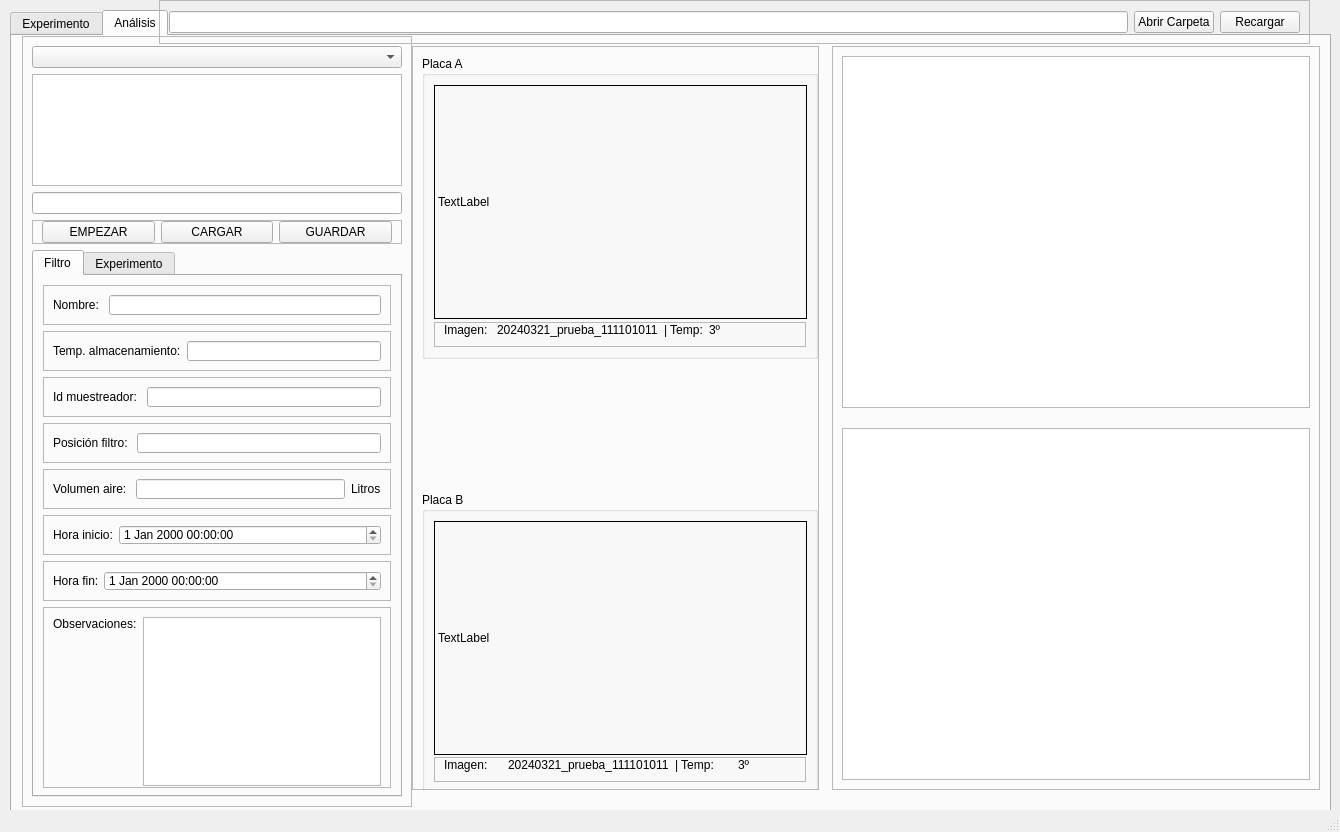
This is interfaz/GUI-UI/v1-interfaz.ui in tigre437/interfaz-V0.1 as Qt 5 draws it before an edit. The edited form follows.
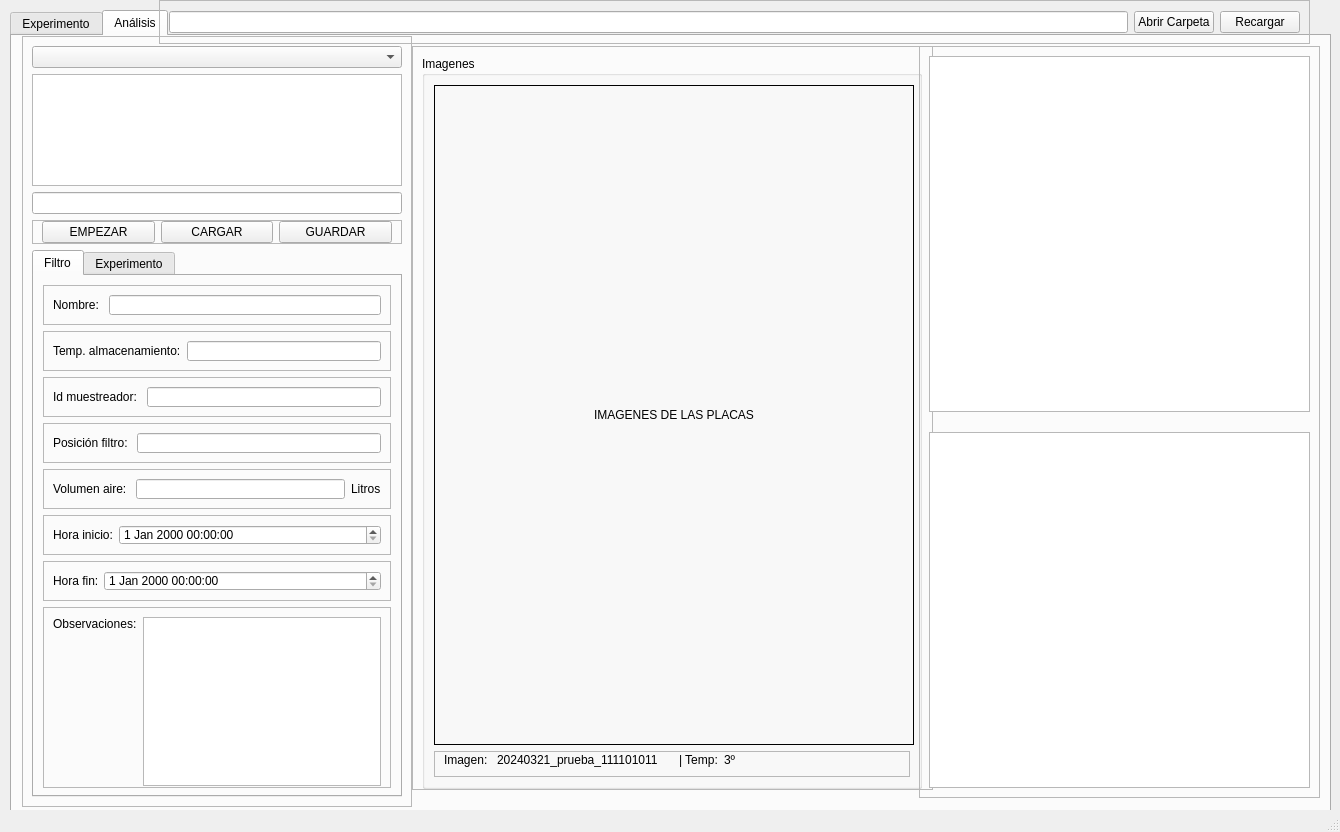
This is the edited form. The open tabs and pages were chosen to show the change. Icons and pictures are not drawn.

Commit message: solo un hueco para imagenes y ya esta centrada, me queda probar como hacer el slider

```diff
--- a/interfaz/GUI-UI/v1-interfaz.ui
+++ b/interfaz/GUI-UI/v1-interfaz.ui
@@ -2921,7 +2921,7 @@
        <rect>
         <x>400</x>
         <y>10</y>
-        <width>407</width>
+        <width>521</width>
         <height>744</height>
        </rect>
       </property>
@@ -2933,7 +2933,7 @@
       </property>
       <property name="maximumSize">
        <size>
-        <width>366</width>
+        <width>550</width>
         <height>745</height>
        </size>
       </property>
@@ -2944,30 +2944,30 @@
        <enum>QFrame::Raised</enum>
       </property>
       <layout class="QVBoxLayout" name="verticalLayout_15">
-       <item alignment="Qt::AlignTop">
+       <item alignment="Qt::AlignHCenter|Qt::AlignVCenter">
         <widget class="QGroupBox" name="groupBox_3">
          <property name="minimumSize">
           <size>
            <width>396</width>
-           <height>303</height>
+           <height>733</height>
           </size>
          </property>
          <property name="maximumSize">
           <size>
-           <width>312</width>
-           <height>274</height>
+           <width>500</width>
+           <height>800</height>
           </size>
          </property>
          <property name="title">
-          <string>Placa A</string>
+          <string>Imagenes</string>
          </property>
          <layout class="QVBoxLayout" name="verticalLayout_16">
           <item>
            <widget class="QLabel" name="MostrarPlacaA">
             <property name="minimumSize">
              <size>
-              <width>373</width>
-              <height>234</height>
+              <width>480</width>
+              <height>320</height>
              </size>
             </property>
             <property name="maximumSize">
@@ -2976,11 +2976,20 @@
               <height>720</height>
              </size>
             </property>
+            <property name="layoutDirection">
+             <enum>Qt::LeftToRight</enum>
+            </property>
+            <property name="autoFillBackground">
+             <bool>false</bool>
+            </property>
             <property name="styleSheet">
              <string notr="true">border: 1px solid black;</string>
             </property>
             <property name="text">
-             <string>TextLabel</string>
+             <string>IMAGENES DE LAS PLACAS</string>
+            </property>
+            <property name="alignment">
+             <set>Qt::AlignCenter</set>
             </property>
            </widget>
           </item>
@@ -3048,119 +3057,27 @@
          </layout>
         </widget>
        </item>
-       <item>
-        <widget class="QGroupBox" name="groupBox_4">
-         <property name="minimumSize">
-          <size>
-           <width>396</width>
-           <height>302</height>
-          </size>
-         </property>
-         <property name="maximumSize">
-          <size>
-           <width>331</width>
-           <height>274</height>
-          </size>
-         </property>
-         <property name="title">
-          <string>Placa B</string>
-         </property>
-         <layout class="QVBoxLayout" name="verticalLayout_17">
-          <item>
-           <widget class="QLabel" name="MostrarPlacaB">
-            <property name="minimumSize">
-             <size>
-              <width>373</width>
-              <height>234</height>
-             </size>
-            </property>
-            <property name="maximumSize">
-             <size>
-              <width>312</width>
-              <height>720</height>
-             </size>
-            </property>
-            <property name="styleSheet">
-             <string notr="true">border: 1px solid black;</string>
-            </property>
-            <property name="text">
-             <string>TextLabel</string>
-            </property>
-           </widget>
-          </item>
-          <item>
-           <widget class="QFrame" name="frame_57">
-            <property name="maximumSize">
-             <size>
-              <width>16777215</width>
-              <height>26</height>
-             </size>
-            </property>
-            <property name="frameShape">
-             <enum>QFrame::StyledPanel</enum>
-            </property>
-            <property name="frameShadow">
-             <enum>QFrame::Raised</enum>
-            </property>
-            <layout class="QHBoxLayout" name="horizontalLayout_67">
-             <property name="topMargin">
-              <number>0</number>
-             </property>
-             <item>
-              <widget class="QLabel" name="label_69">
-               <property name="text">
-                <string>Imagen: </string>
-               </property>
-              </widget>
-             </item>
-             <item>
-              <widget class="QLabel" name="lblImagenB">
-               <property name="text">
-                <string>20240321_prueba_111101011</string>
-               </property>
-              </widget>
-             </item>
-             <item>
-              <widget class="QLabel" name="label_70">
-               <property name="text">
-                <string>| Temp: </string>
-               </property>
-              </widget>
-             </item>
-             <item>
-              <widget class="QLabel" name="lblTempB">
-               <property name="text">
-                <string>3º</string>
-               </property>
-              </widget>
-             </item>
-            </layout>
-           </widget>
-          </item>
-         </layout>
-        </widget>
-       </item>
       </layout>
      </widget>
      <widget class="QFrame" name="frame_59">
       <property name="geometry">
        <rect>
-        <x>820</x>
+        <x>907</x>
         <y>10</y>
-        <width>488</width>
-        <height>744</height>
+        <width>401</width>
+        <height>752</height>
        </rect>
       </property>
       <property name="minimumSize">
        <size>
         <width>366</width>
-        <height>744</height>
+        <height>752</height>
        </size>
       </property>
       <property name="maximumSize">
        <size>
         <width>488</width>
-        <height>745</height>
+        <height>752</height>
        </size>
       </property>
       <property name="frameShape">
```
The commit also changes 5 other files.
